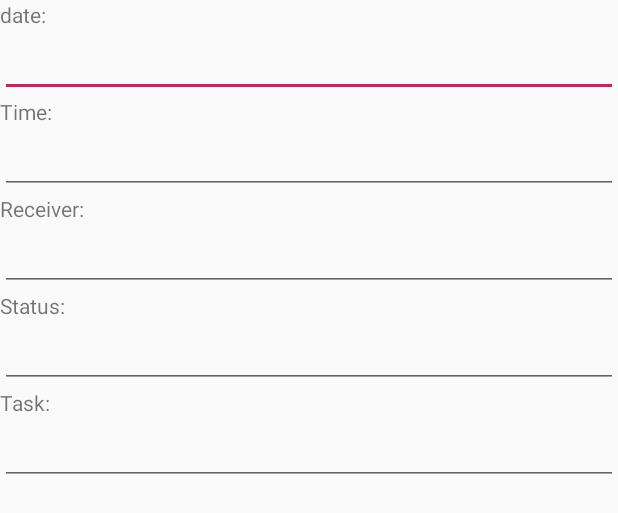
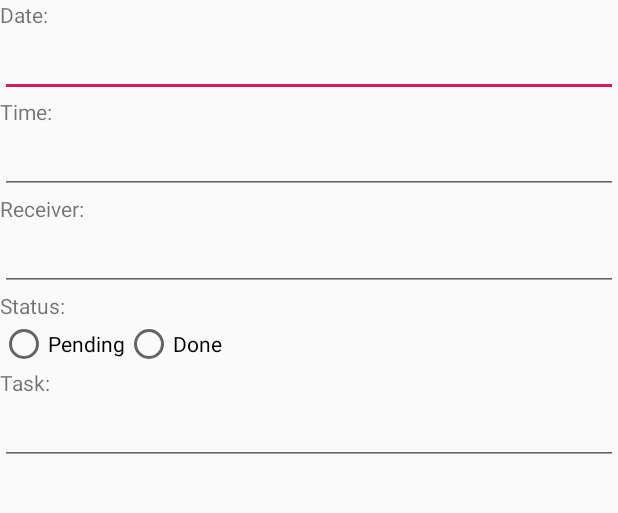
Before and after one commit to zeonghost/aquaculture-automatic-system, an Android app: the layout dialog_task_edit.xml on its own in the app's theme, with its tools: preview values and no code run, on a phone screen of 412 x 824 dp. Shown: the top 513 px of the screen. Run offline under Robolectric (Android 15) with nearby library versions, the phone set to English and light mode, and no system bars.

Commit message:
Update: Edit Task: Added date and time picker dialogs Status has been changed to radio button
Back Button: Fixed

Ongoing:
Receiver -> Cannot proceed until we figure out how to filter partners
Shared Preferences: Pending
Settings for Smart Module: Pending

```diff
--- a/app/src/main/java/com/example/aquaculture/ForgetPasswordActivity.java
+++ b/app/src/main/java/com/example/aquaculture/ForgetPasswordActivity.java
@@ -42,7 +42,8 @@ public class ForgetPasswordActivity extends AppCompatActivity {
     protected void onCreate(Bundle savedInstanceState) {
         super.onCreate(savedInstanceState);
         setContentView(R.layout.activity_forget_password);
-        setTitle("Forget Password");
+        //setTitle("Forget Password");
+        getSupportActionBar().hide();
         name = (EditText)findViewById(R.id.un);
         npass = (EditText)findViewById(R.id.pass);
         locat = (EditText)findViewById(R.id.location);
--- a/app/src/main/java/com/example/aquaculture/HomeActivity.java
+++ b/app/src/main/java/com/example/aquaculture/HomeActivity.java
@@ -48,8 +48,8 @@ public class HomeActivity extends AppCompatActivity {
         super.onCreate(savedInstanceState);
         FirebaseApp.initializeApp(this);
         setContentView(R.layout.activity_home);
-        setTitle("Home");
-
+        //setTitle("Home");
+        getSupportActionBar().hide();
         addPondButton();
         buttonNavigationSettings();
 
@@ -173,6 +173,7 @@ public class HomeActivity extends AppCompatActivity {
                     case R.id.item1://btn 1 -> HomeActivity
                         Intent intent1 = new Intent(HomeActivity.this, HomeActivity.class);
                         startActivity(intent1);
+
                         break;
                     case R.id.item2://btn 2 -> task
                         Intent intent2 = new Intent(HomeActivity.this, TaskActivity.class);
--- a/app/src/main/java/com/example/aquaculture/MainActivity.java
+++ b/app/src/main/java/com/example/aquaculture/MainActivity.java
@@ -51,7 +51,8 @@ public class MainActivity extends AppCompatActivity {
     protected void onCreate(Bundle savedInstanceState) {
         super.onCreate(savedInstanceState);
         setContentView(R.layout.activity_main);
-        setTitle("Login");
+        //setTitle("Login");
+        getSupportActionBar().hide();
         FirebaseApp.initializeApp(this);
 
         FirebaseInstanceId.getInstance().getInstanceId().addOnCompleteListener(new OnCompleteListener<InstanceIdResult>() {
@@ -200,9 +201,6 @@ public class MainActivity extends AppCompatActivity {
             public void onCancelled(@NonNull DatabaseError databaseError) {
 
             }
-            // i don't know why i can't delete those four(onChildChanged, Removed, Moved,Cancelled)
-            // it will cause error if delete
-            // the one actual work is onChildAdded
         });
     }
 
--- a/app/src/main/java/com/example/aquaculture/PondInfoActivity.java
+++ b/app/src/main/java/com/example/aquaculture/PondInfoActivity.java
@@ -47,8 +47,8 @@ public class PondInfoActivity extends AppCompatActivity {
         FirebaseApp.initializeApp(this);
         basicReadWrite();
         setContentView(R.layout.activity_pond_info);
-        setTitle("Pond Details");
-
+        //setTitle("Pond Details");
+        getSupportActionBar().hide();
         graphCheck = findViewById(R.id.cardView);
         lineChart = findViewById(R.id.lineChart);
         startingGraph();
--- a/app/src/main/java/com/example/aquaculture/ProfileActivity.java
+++ b/app/src/main/java/com/example/aquaculture/ProfileActivity.java
@@ -33,7 +33,8 @@ public class ProfileActivity extends AppCompatActivity {
     protected void onCreate(Bundle savedInstanceState) {
         super.onCreate(savedInstanceState);
         setContentView(R.layout.activity_profile);
-        setTitle("Profile");
+        //setTitle("Profile");
+        getSupportActionBar().hide();
         buttonNavigationSettings();
         sp = this.getSharedPreferences("login", Context.MODE_PRIVATE);
         TextView un = (TextView) findViewById(R.id.username);
--- a/app/src/main/java/com/example/aquaculture/RegisterActivity.java
+++ b/app/src/main/java/com/example/aquaculture/RegisterActivity.java
@@ -29,7 +29,8 @@ public class RegisterActivity extends AppCompatActivity {
     protected void onCreate(Bundle savedInstanceState) {
         super.onCreate(savedInstanceState);
         setContentView(R.layout.activity_register);
-        setTitle("Register");
+        //setTitle("Register");
+        getSupportActionBar().hide();
         name = (EditText)findViewById(R.id.un);
         pass = (EditText)findViewById(R.id.pass);
         fname = (EditText)findViewById(R.id.Fname);
--- a/app/src/main/res/layout/dialog_task_edit.xml
+++ b/app/src/main/res/layout/dialog_task_edit.xml
@@ -8,7 +8,7 @@
         android:id="@+id/textView1"
         android:layout_width="wrap_content"
         android:layout_height="wrap_content"
-        android:text="date:" />
+        android:text="Date:" />
 
     <EditText
         android:id="@+id/editTextDate"
@@ -45,10 +45,25 @@
         android:layout_height="wrap_content"
         android:text="Status: " />
 
-    <EditText
-        android:id="@+id/editTextStatus"
+    <RadioGroup
+        android:id="@+id/radioGroup"
         android:layout_width="match_parent"
-        android:layout_height="wrap_content" />
+        android:layout_height="wrap_content"
+        android:orientation="horizontal">
+        <RadioButton
+            android:id="@+id/radioPending"
+            android:layout_width="wrap_content"
+            android:layout_height="wrap_content"
+            android:text="@string/pending"
+            android:onClick="radioCheck"/>
+
+        <RadioButton
+            android:id="@+id/radioDone"
+            android:layout_width="wrap_content"
+            android:layout_height="wrap_content"
+            android:text="@string/done"
+            android:onClick="radioCheck"/>
+    </RadioGroup>
 
     <TextView
         android:id="@+id/textView5"
--- a/app/src/main/res/values/strings.xml
+++ b/app/src/main/res/values/strings.xml
@@ -44,4 +44,6 @@
     <string name="select_start_date">Select Start Date</string>
     <string name="plot_graph">Plot Graph</string>
     <string name="select_end_date">Select End Date</string>
+    <string name="done">Done</string>
+    <string name="pending">Pending</string>
 </resources>
```
Also changed, not shown: app/src/main/AndroidManifest.xml (+2 -8 lines), app/src/main/java/com/example/aquaculture/TaskActivity.java (+130 -9 lines).
